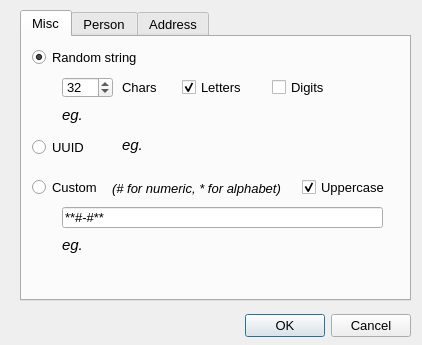
First picture: the form in resources/ui/faker_dialog.ui, repository namuan/http-rider, before the edit.
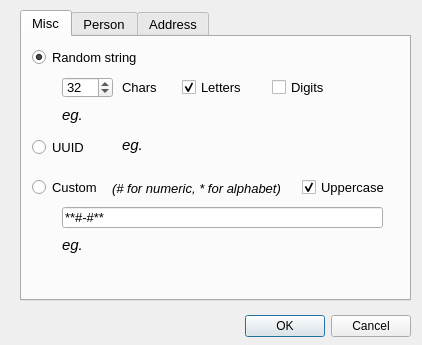
Second picture: the form after the edit.

Commit message: Set stylesheet to enable Ok button

Patch:
```diff
--- a/resources/ui/faker_dialog.ui
+++ b/resources/ui/faker_dialog.ui
@@ -27,6 +27,9 @@
      <height>32</height>
     </rect>
    </property>
+   <property name="styleSheet">
+    <string notr="true">color: rgb(0, 0, 0);</string>
+   </property>
    <property name="orientation">
     <enum>Qt::Horizontal</enum>
    </property>
```
The commit also changes 3 other files.
